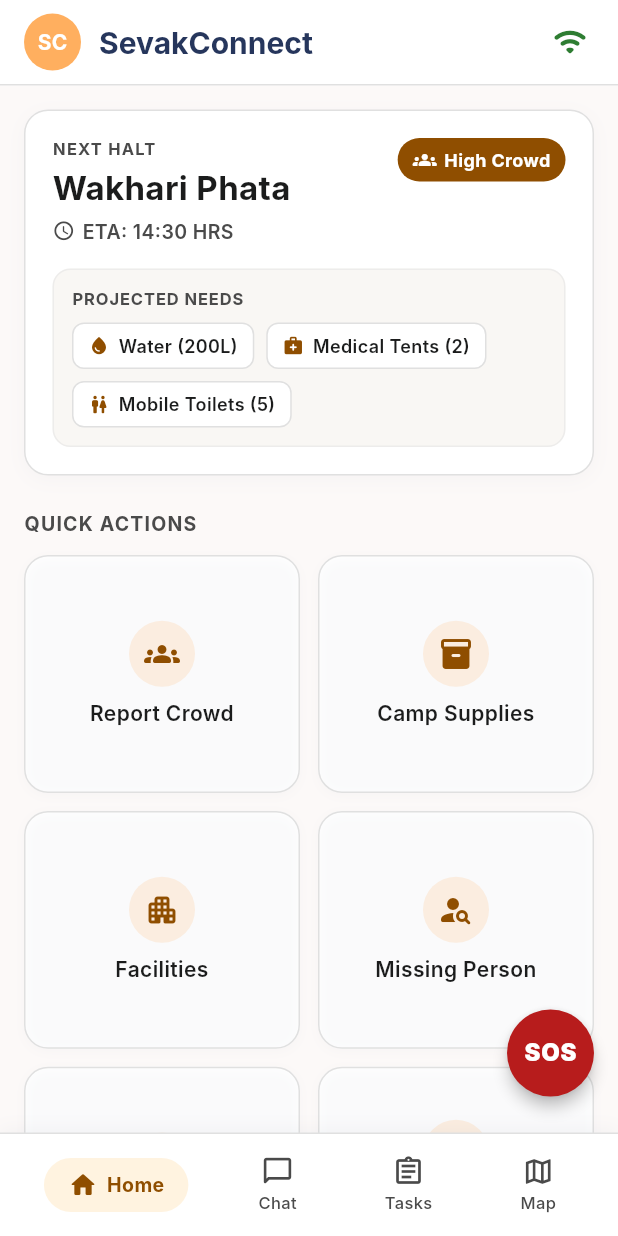
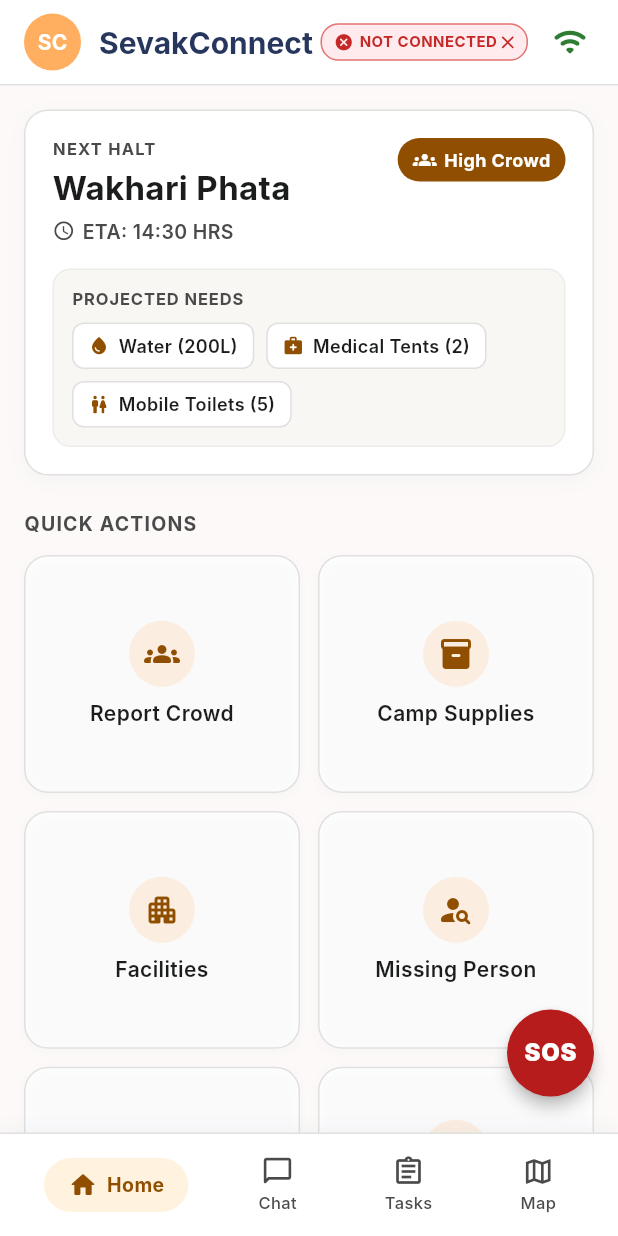
Before and after one commit to riyalanjewar29-oss/sevakconnect, a Flutter app: the HomeScreen screen opened directly, after a tap on the "wifi" icon, after a tap on "Working Offline • Local Sync Active", on a phone screen of 412 x 824 dp. Run offline on Flutter 3.47's test engine with Material 3 defaults, Android fonts, the phone set to English and light mode, and no system bars; accounts and stored records are empty; network calls fail; Roboto replaces fonts that are missing (Inter).

Commit message:
chore: establish frontend backend foundation

```diff
--- /dev/null
+++ b/frontend/lib/core/config/api_config.dart
@@ -0,0 +1,27 @@
+import 'dart:io';
+import 'package:flutter/foundation.dart';
+
+/// Centralized API configuration for SevakConnect.
+///
+/// Automatically handles localhost vs Android emulator address mapping:
+/// - Android emulator uses http://10.0.2.2:8000
+/// - Web and desktop use http://localhost:8000
+class ApiConfig {
+  ApiConfig._();
+
+  static const int port = 8000;
+
+  static String get baseUrl {
+    if (kIsWeb) {
+      return 'http://localhost:$port';
+    }
+    if (Platform.isAndroid) {
+      return 'http://10.0.2.2:$port';
+    }
+    return 'http://localhost:$port';
+  }
+
+  // Endpoints
+  static String get healthEndpoint => '$baseUrl/health';
+  static String get rootEndpoint => '$baseUrl/';
+}
--- /dev/null
+++ b/frontend/lib/core/network/api_client.dart
@@ -0,0 +1,65 @@
+import 'dart:convert';
+import 'package:flutter/foundation.dart';
+import 'package:http/http.dart' as http;
+import '../config/api_config.dart';
+
+/// Centralized API Client for SevakConnect backend communication.
+class ApiClient {
+  static final ApiClient instance = ApiClient._();
+  ApiClient._();
+
+  final http.Client _client = http.Client();
+
+  /// Checks the backend health by calling GET /health.
+  /// Returns a map with `connected: true/false`, `status`, and `message`.
+  Future<BackendHealthResult> checkHealth() async {
+    try {
+      final uri = Uri.parse(ApiConfig.healthEndpoint);
+      debugPrint('[ApiClient] Checking backend health at: $uri');
+      final response = await _client.get(uri).timeout(
+        const Duration(seconds: 4),
+      );
+
+      if (response.statusCode == 200) {
+        final data = jsonDecode(response.body) as Map<String, dynamic>;
+        final status = data['status'] as String? ?? 'unknown';
+        final message = data['message'] as String? ?? '';
+        return BackendHealthResult(
+          isConnected: status == 'ok',
+          status: status,
+          message: message,
+          endpoint: uri.toString(),
+        );
+      } else {
+        return BackendHealthResult(
+          isConnected: false,
+          status: 'error',
+          message: 'HTTP ${response.statusCode}',
+          endpoint: uri.toString(),
+        );
+      }
+    } catch (e) {
+      debugPrint('[ApiClient] Health check failed: $e');
+      return BackendHealthResult(
+        isConnected: false,
+        status: 'unreachable',
+        message: e.toString(),
+        endpoint: ApiConfig.healthEndpoint,
+      );
+    }
+  }
+}
+
+class BackendHealthResult {
+  final bool isConnected;
+  final String status;
+  final String message;
+  final String endpoint;
+
+  const BackendHealthResult({
+    required this.isConnected,
+    required this.status,
+    required this.message,
+    required this.endpoint,
+  });
+}
--- a/frontend/lib/features/home/presentation/home_screen.dart
+++ b/frontend/lib/features/home/presentation/home_screen.dart
@@ -8,6 +8,7 @@ import '../../../core/widgets/primary_button.dart';
 import '../../../core/widgets/secondary_button.dart';
 import '../../auth/domain/models/user_session.dart';
 import '../../common/presentation/feature_placeholder_screen.dart';
+import '../../../core/network/api_client.dart';
 
 /// SevakConnect Main Dashboard / Home Screen
 /// Built strictly following the reference screenshot and DESIGN.md tokens.
@@ -21,6 +22,22 @@ class HomeScreen extends StatefulWidget {
 class _HomeScreenState extends State<HomeScreen> {
   bool _isOnline = true;
   int _selectedNavIndex = 0;
+  BackendHealthResult? _backendHealth;
+
+  @override
+  void initState() {
+    super.initState();
+    _checkBackendHealth();
+  }
+
+  Future<void> _checkBackendHealth() async {
+    final result = await ApiClient.instance.checkHealth();
+    if (mounted) {
+      setState(() {
+        _backendHealth = result;
+      });
+    }
+  }
 
   void _toggleNetworkState() {
     setState(() {
@@ -147,6 +164,58 @@ class _HomeScreenState extends State<HomeScreen> {
           ],
         ),
         actions: [
+          // Developer/Test Backend Health Indicator
+          Padding(
+            padding: const EdgeInsets.symmetric(vertical: 12.0),
+            child: InkWell(
+              onTap: _checkBackendHealth,
+              borderRadius: BorderRadius.circular(12),
+              child: Container(
+                padding: const EdgeInsets.symmetric(horizontal: 8, vertical: 4),
+                decoration: BoxDecoration(
+                  color: (_backendHealth?.isConnected ?? false)
+                      ? const Color(0xFFE8F5E9)
+                      : const Color(0xFFFFEBEE),
+                  borderRadius: BorderRadius.circular(12),
+                  border: Border.all(
+                    color: (_backendHealth?.isConnected ?? false)
+                        ? const Color(0xFF81C784)
+                        : const Color(0xFFE57373),
+                    width: 1,
+                  ),
+                ),
+                child: Row(
+                  mainAxisSize: MainAxisSize.min,
+                  children: [
+                    Icon(
+                      (_backendHealth?.isConnected ?? false)
+                          ? Icons.check_circle_rounded
+                          : Icons.cancel_rounded,
+                      size: 13,
+                      color: (_backendHealth?.isConnected ?? false)
+                          ? const Color(0xFF2E7D32)
+                          : const Color(0xFFC62828),
+                    ),
+                    const SizedBox(width: 4),
+                    Text(
+                      (_backendHealth?.isConnected ?? false)
+                          ? 'CONNECTED ✓'
+                          : 'NOT CONNECTED ✕',
+                      style: TextStyle(
+                        fontSize: 10,
+                        fontWeight: FontWeight.bold,
+                        letterSpacing: 0.3,
+                        color: (_backendHealth?.isConnected ?? false)
+                            ? const Color(0xFF2E7D32)
+                            : const Color(0xFFC62828),
+                      ),
+                    ),
+                  ],
+                ),
+              ),
+            ),
+          ),
+          const SizedBox(width: 4),
           // Right: Connectivity / offline icon
           IconButton(
             icon: Icon(
--- a/frontend/pubspec.yaml
+++ b/frontend/pubspec.yaml
@@ -32,6 +32,7 @@ dependencies:
     sdk: flutter
 
   cupertino_icons: ^1.0.8
+  http: ^1.2.0
 
 dev_dependencies:
   flutter_test:
```
Also changed, not shown: frontend/pubspec.lock, 3 other files.
